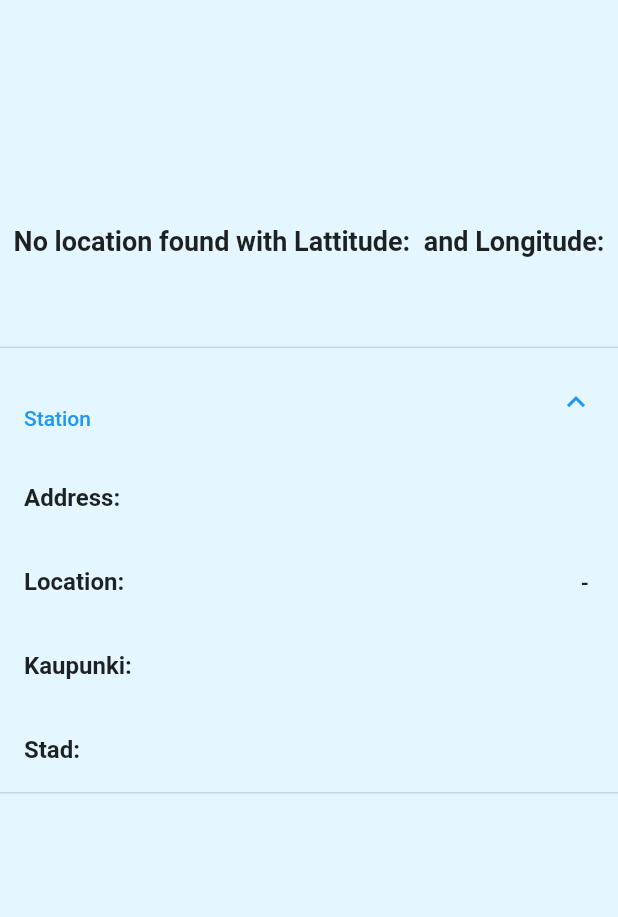
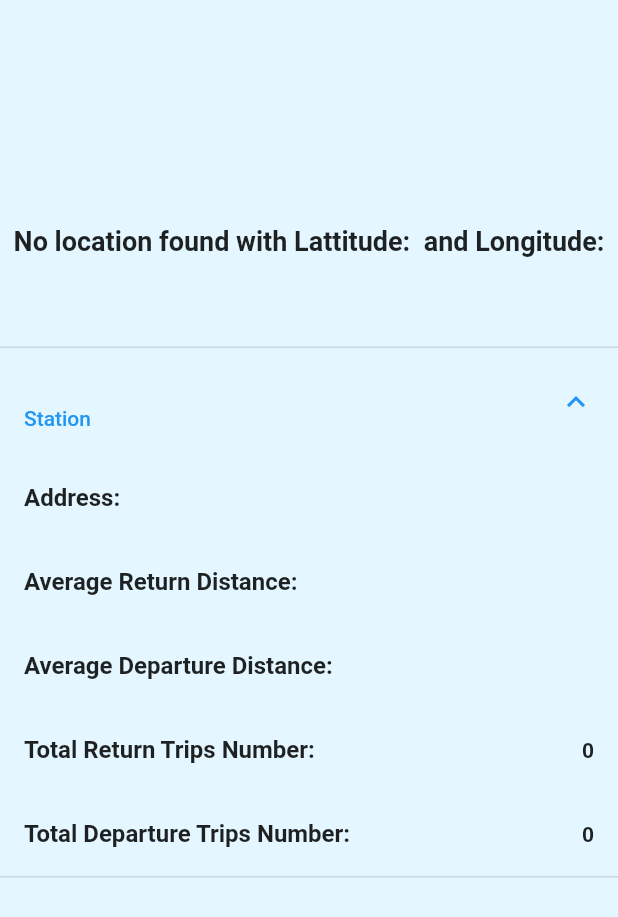
Before and after one commit to Ahmad-Imam/HSL-Frontend-APP, a Flutter app: the StationSingleView screen opened directly with empty values, on a phone screen of 412 x 824 dp. Shown: the top 917 px of the screen. Run offline on Flutter 3.47's test engine with Material 2 defaults, Android fonts, the phone set to English and light mode, and no system bars; our stand-ins replace google_maps_flutter; network calls fail.

Commit message:
addded ui for filtering result from api response

```diff
--- a/hsl_frontend_app/lib/single_station_view.dart
+++ b/hsl_frontend_app/lib/single_station_view.dart
@@ -2,7 +2,10 @@ import 'dart:async';
 
 import 'package:flutter/material.dart';
 import 'package:google_maps_flutter/google_maps_flutter.dart';
+import 'package:hsl_frontend_app/FilterJourney.dart';
 import 'package:hsl_frontend_app/StationList.dart';
+import 'package:http/http.dart' as http;
+import 'dart:convert';
 
 class StationSingleView extends StatefulWidget {
   const StationSingleView({required this.station});
@@ -18,6 +21,41 @@ class _StationSingleViewState extends State<StationSingleView> {
   String lat = "0";
   String lng = "0";
 
+  String avgDeparture = '';
+  String avgReturn = '';
+  int totalDeparture = 0;
+  int totalReturn = 0;
+
+  Future<void> _loadData() async {
+    final url = Uri.parse('http://192.168.31.109:8080/FilterJourney');
+    final headers = {'Content-Type': 'application/json'};
+    final body = json.encode({"nimi": widget.station.Nimi});
+
+    final response = await http.post(url, headers: headers, body: body);
+    if (response.statusCode == 200) {
+      final apiResponse = FilterJourney.fromJson(json.decode(response.body));
+      setState(() {
+        avgDeparture = apiResponse.avgDeparture;
+        avgReturn = apiResponse.avgReturn;
+        totalDeparture = apiResponse.totalDeparture;
+        totalReturn = apiResponse.totalReturn;
+      });
+    } else {
+      ScaffoldMessenger.of(context).showSnackBar(SnackBar(
+        content: Text(
+            'Error fetching data from API with response code ${response.statusCode}Exit to return to previous page'),
+        duration: const Duration(seconds: 5),
+        action: SnackBarAction(
+          label: 'Exit',
+          onPressed: () {
+            Navigator.pop(context);
+          },
+        ),
+      ));
+      // Handle API error
+    }
+  }
+
   @override
   void initState() {
     if (double.tryParse(widget.station.y) != null ||
@@ -27,7 +65,7 @@ class _StationSingleViewState extends State<StationSingleView> {
         lng = widget.station.x;
       });
     }
-
+    _loadData();
     super.initState();
   }
 
@@ -117,31 +155,41 @@ class _StationSingleViewState extends State<StationSingleView> {
               ),
               ListTile(
                 title: const Text(
-                  "Location: ",
+                  "Average Return Distance: ",
                   style: TextStyle(fontWeight: FontWeight.w700),
                 ),
                 trailing: Text(
-                  widget.station.x + " - " + widget.station.y,
+                  avgReturn,
                   style: const TextStyle(fontWeight: FontWeight.w700),
                 ),
               ),
               ListTile(
                 title: const Text(
-                  "Kaupunki: ",
+                  "Average Departure Distance: ",
                   style: TextStyle(fontWeight: FontWeight.w700),
                 ),
                 trailing: Text(
-                  widget.station.Kaupunki,
+                  avgDeparture,
                   style: const TextStyle(fontWeight: FontWeight.w700),
                 ),
               ),
               ListTile(
                 title: const Text(
-                  "Stad: ",
+                  "Total Return Trips Number: ",
                   style: TextStyle(fontWeight: FontWeight.w700),
                 ),
                 trailing: Text(
-                  widget.station.Stad,
+                  '$totalReturn',
+                  style: const TextStyle(fontWeight: FontWeight.w700),
+                ),
+              ),
+              ListTile(
+                title: const Text(
+                  "Total Departure Trips Number: ",
+                  style: TextStyle(fontWeight: FontWeight.w700),
+                ),
+                trailing: Text(
+                  '$totalDeparture',
                   style: const TextStyle(fontWeight: FontWeight.w700),
                 ),
               ),
```
Also changed, not shown: hsl_frontend_app/lib/journey_scroll_controller.dart (+11 -0 lines), hsl_frontend_app/lib/main.dart (+17 -5 lines), hsl_frontend_app/lib/station_scroll_controller.dart (+11 -0 lines).
